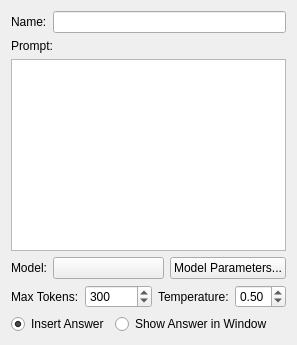
Before: the Qt Designer form taskwidget.ui in avin/desktop-llm-helper, drawn with Qt 5.
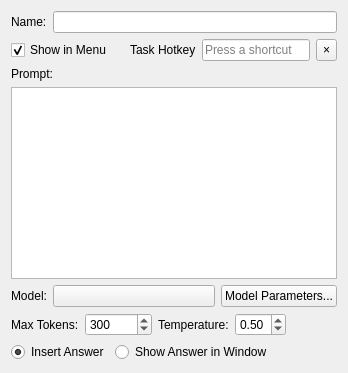
After: the same form once the commit is applied. Custom widgets are drawn as their Qt base class.

Commit message: Add task hotkeys and menu visibility controls

```diff
--- a/taskwidget.ui
+++ b/taskwidget.ui
@@ -17,6 +17,48 @@
     </item>
    </layout>
   </item>
+   <item>
+    <layout class="QHBoxLayout" name="horizontalLayoutActivation">
+     <item>
+      <widget class="QCheckBox" name="checkBoxShowInMenu">
+       <property name="text"><string>Show in Menu</string></property>
+       <property name="checked"><bool>true</bool></property>
+      </widget>
+     </item>
+     <item>
+      <spacer name="activationSpacer">
+       <property name="orientation"><enum>Qt::Horizontal</enum></property>
+       <property name="sizeHint" stdset="0"><size><width>12</width><height>0</height></size></property>
+      </spacer>
+     </item>
+     <item>
+      <widget class="QLabel" name="labelTaskHotkey">
+       <property name="text"><string>Task Hotkey</string></property>
+       <property name="buddy"><cstring>lineEditTaskHotkey</cstring></property>
+      </widget>
+     </item>
+     <item>
+      <widget class="QLineEdit" name="lineEditTaskHotkey">
+       <property name="readOnly"><bool>true</bool></property>
+       <property name="placeholderText"><string>Press a shortcut</string></property>
+      </widget>
+     </item>
+     <item>
+      <widget class="QToolButton" name="pushButtonClearHotkey">
+       <property name="sizePolicy">
+        <sizepolicy hsizetype="Fixed" vsizetype="Ignored">
+         <horstretch>0</horstretch>
+         <verstretch>0</verstretch>
+        </sizepolicy>
+       </property>
+       <property name="focusPolicy"><enum>Qt::StrongFocus</enum></property>
+       <property name="toolTip"><string>Clear task hotkey</string></property>
+       <property name="accessibleName"><string>Clear task hotkey</string></property>
+       <property name="text"><string notr="true">&#x00D7;</string></property>
+      </widget>
+     </item>
+    </layout>
+   </item>
    <item>
     <widget class="QLabel" name="labelPrompt">
      <property name="text">
@@ -51,6 +93,12 @@
      </item>
      <item>
       <widget class="QPushButton" name="pushButtonModelParameters">
+       <property name="sizePolicy">
+        <sizepolicy hsizetype="Minimum" vsizetype="Ignored">
+         <horstretch>0</horstretch>
+         <verstretch>0</verstretch>
+        </sizepolicy>
+       </property>
        <property name="text">
         <string>Model Parameters...</string>
        </property>
```
The commit also changes 11 other files.
